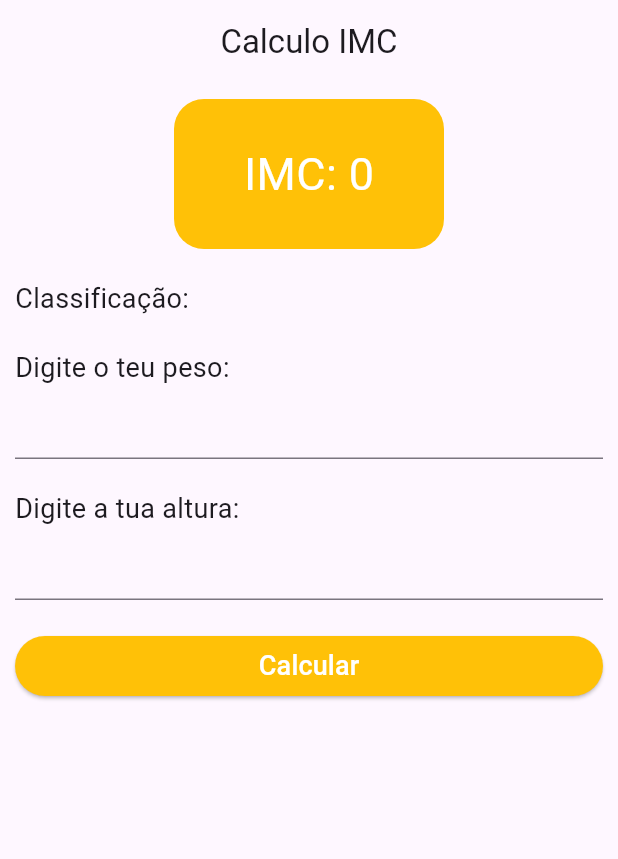
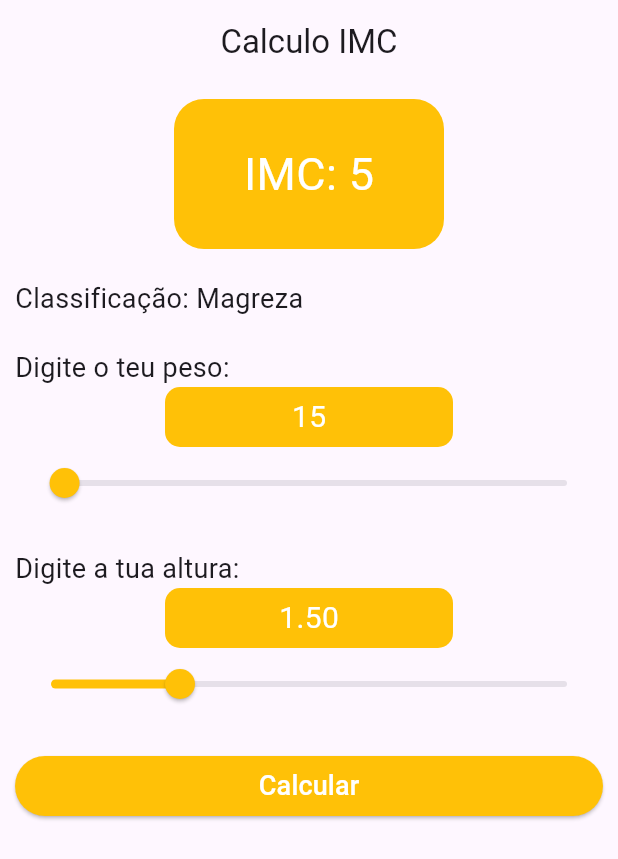
Before and after one commit to FelypeInvictus/IMC_App, a Flutter app: the screen it shows after launch, after a tap on "Calcular", on a phone screen of 412 x 824 dp. Shown: the top 859 px of the screen. Run offline on Flutter 3.47's test engine with Material 3 defaults, Android fonts, the phone set to English and light mode, and no system bars.

```diff
--- a/lib/main.dart
+++ b/lib/main.dart
@@ -14,24 +14,8 @@ class MyApp extends StatelessWidget {
     return MaterialApp(
       title: 'Flutter Demo',
       theme: ThemeData(
-        // This is the theme of your application.
-        //
-        // TRY THIS: Try running your application with "flutter run". You'll see
-        // the application has a purple toolbar. Then, without quitting the app,
-        // try changing the seedColor in the colorScheme below to Colors.green
-        // and then invoke "hot reload" (save your changes or press the "hot
-        // reload" button in a Flutter-supported IDE, or press "r" if you used
-        // the command line to start the app).
-        //
-        // Notice that the counter didn't reset back to zero; the application
-        // state is not lost during the reload. To reset the state, use hot
-        // restart instead.
-        //
-        // This works for code too, not just values: Most code changes can be
-        // tested with just a hot reload.
-        colorScheme: ColorScheme.fromSeed(seedColor: Colors.deepPurple),
+        //colorScheme: ColorScheme.fromSeed(seedColor: Colors.amberAccent),
         useMaterial3: true,
-
       ),
       debugShowCheckedModeBanner: false,
       home: const HomePage(title: 'Calculo IMC'),
--- a/lib/pages/home_page.dart
+++ b/lib/pages/home_page.dart
@@ -13,10 +13,11 @@ class HomePage extends StatefulWidget {
 }
 
 class _HomePageState extends State<HomePage> {
-  var controllerPeso =  TextEditingController();
-var controllerAltura = TextEditingController();
+
 double imc = 0;
 bool isCalc = false;
+double peso = 15.0;
+double altura = 1.5;
 
   @override
   Widget build(BuildContext context) {
@@ -37,21 +38,65 @@ bool isCalc = false;
                 child: Center(child: Text("IMC: ${imc.round().toString()}", style: TextStyle(fontSize: 30, color: Colors.white),),)),
              ),
              SizedBox(height: 20,),
-            textCustom(title: "Classificação: ${isCalc ? classificacao(imc) : " "}"),
+                         textCustom(title: "Classificação: ${classificacao(imc).toString()}"),
+
+            //textCustom(title: "Classificação: ${isCalc ? classificacao(imc) : " "}"),
              SizedBox(height: 20,),
             textCustom(title: "Digite o teu peso:"),
-            TextFormField(
+            Container(
+              margin: EdgeInsets.symmetric(horizontal: 100),
+              height: 40,
+              width: 80,
+              decoration: BoxDecoration(borderRadius: BorderRadius.circular(10), color: Colors.amber),
+              child: Center(child: Text(peso.toStringAsFixed(0), style: const TextStyle(fontSize: 20, color: Colors.white),)),
+            ),
+             Slider(value: peso,
+             min: 10,
+             max: 200,
 
-              controller: controllerPeso,
-              keyboardType: TextInputType.number,
+                          activeColor: Colors.amber,
 
-            ),
+             onChanged: (value) {
+
+              setState(() {
+                 peso = value;
+              });
+
+            }),
+            // TextFormField(
+
+            //   controller: controllerPeso,
+            //   keyboardType: TextInputType.number,
+
+            // ),
                   SizedBox(height: 20,),
             textCustom(title: "Digite a tua altura:"),
-            TextFormField(
-              controller: controllerAltura,
-              keyboardType: TextInputType.phone,
+               Container(
+              margin: EdgeInsets.symmetric(horizontal: 100),
+              height: 40,
+              width: 80,
+              decoration: BoxDecoration(borderRadius: BorderRadius.circular(10), color: Colors.amber),
+              child: Center(child: Text(altura.toStringAsFixed(2), style: const TextStyle(fontSize: 20, color: Colors.white),)),
             ),
+            Slider(value: altura,
+
+             min: 1,
+             max: 3,
+             activeColor: Colors.amber,
+            onChanged: (value) {
+
+
+
+              setState(() {
+                altura = value;
+              });
+
+
+            }),
+            // TextFormField(
+            //   controller: controllerAltura,
+            //   keyboardType: TextInputType.phone,
+            // ),
                   SizedBox(height: 20,),
             ElevatedButton(
 
@@ -61,10 +106,10 @@ bool isCalc = false;
              ),
               onPressed: (){
               setState(() {
-                imc = calculaIMC(double.parse(controllerPeso.text), double.parse(controllerAltura.text));
-                controllerAltura.text = '';
-                controllerPeso.text = '';
-                isCalc = !isCalc;
+                debugPrint(altura.toString());
+                imc = calculaIMC(peso, altura);
+
+                //isCalc = !isCalc;
               });
             }, child: textCustom(title: "Calcular")),
 
```
